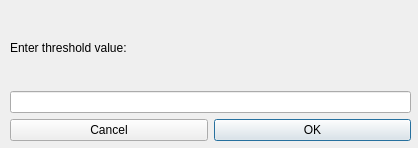
The window that settings.ui (WTFTrick/TestMutomo) describes before a commit, drawn with Qt 5.
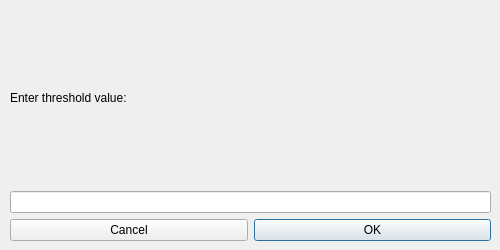
The same window after the commit.

```diff
--- a/settings.ui
+++ b/settings.ui
@@ -6,8 +6,8 @@
    <rect>
     <x>0</x>
     <y>0</y>
-    <width>418</width>
-    <height>148</height>
+    <width>500</width>
+    <height>250</height>
    </rect>
   </property>
   <property name="minimumSize">
@@ -18,8 +18,8 @@
   </property>
   <property name="maximumSize">
    <size>
-    <width>418</width>
-    <height>148</height>
+    <width>500</width>
+    <height>250</height>
    </size>
   </property>
   <property name="windowTitle">
@@ -30,10 +30,16 @@
     <rect>
      <x>10</x>
      <y>10</y>
-     <width>401</width>
-     <height>131</height>
+     <width>481</width>
+     <height>231</height>
     </rect>
    </property>
+   <property name="maximumSize">
+    <size>
+     <width>500</width>
+     <height>250</height>
+    </size>
+   </property>
    <layout class="QGridLayout" name="gridLayout">
     <item row="1" column="0">
      <widget class="QLineEdit" name="le_value"/>
```
